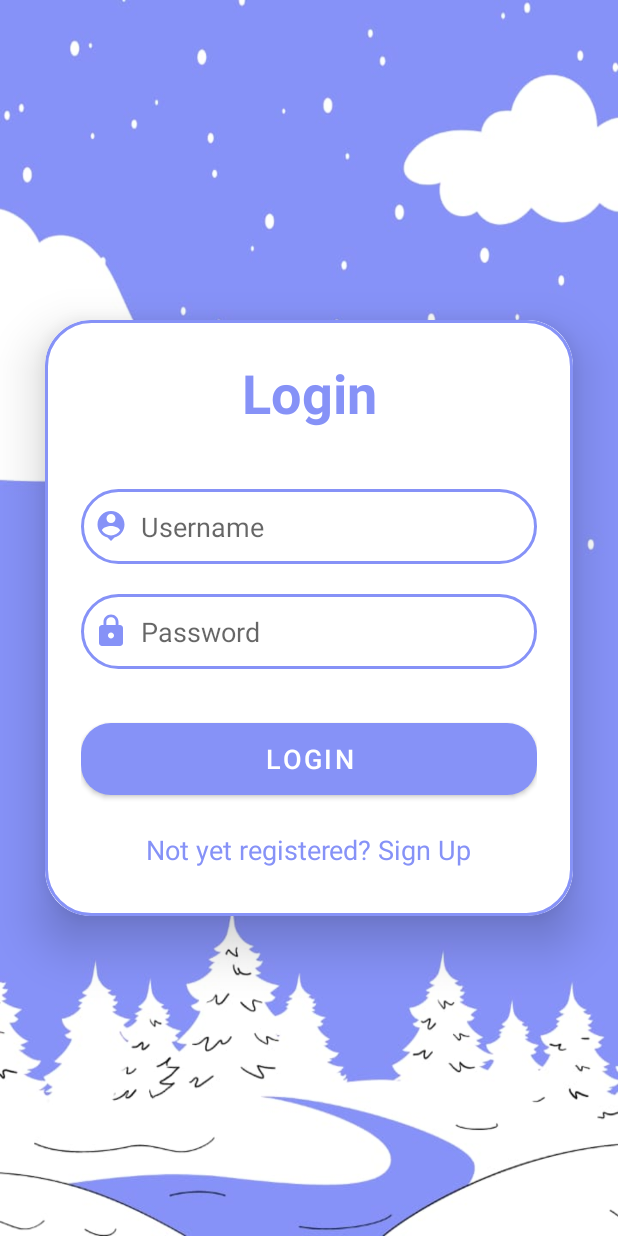
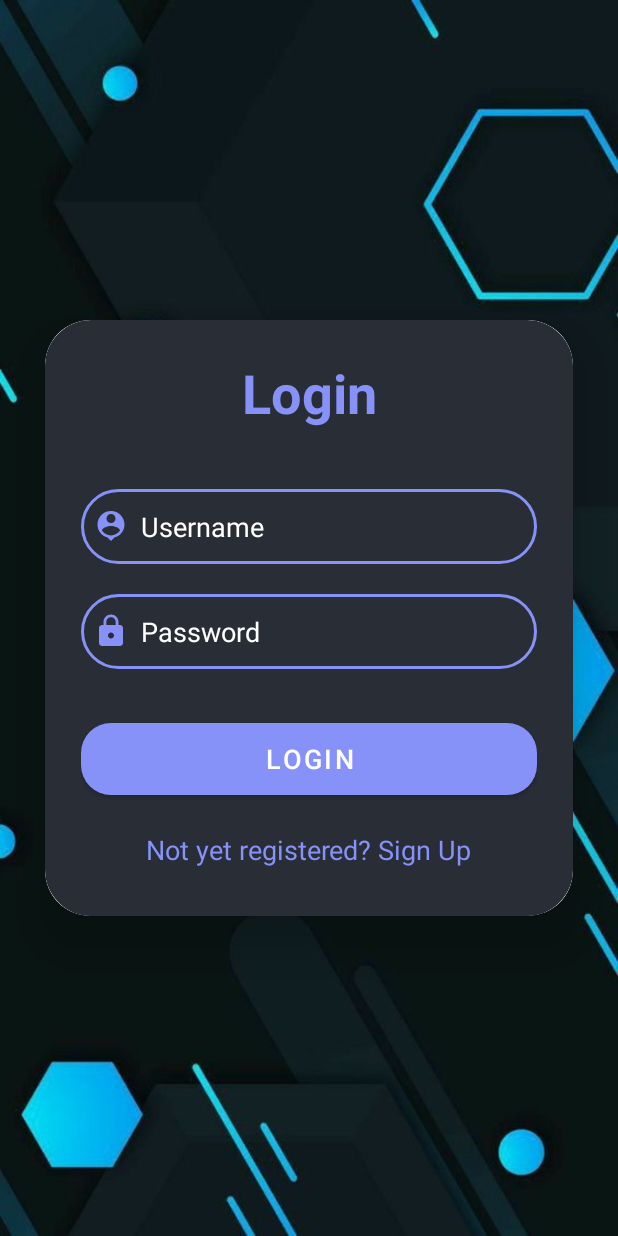
Before and after one commit to rcoel/NewsApp, an Android app: the layout activity_login.xml on its own in the app's theme, with its tools: preview values and no code run, on a phone screen of 412 x 824 dp. Run offline under Robolectric (Android 15) with nearby library versions, the phone set to English and light mode, and no system bars.

```diff
--- a/app/build.gradle
+++ b/app/build.gradle
@@ -38,6 +38,7 @@ dependencies {
     implementation 'com.google.android.material:material:1.8.0'
     implementation 'androidx.constraintlayout:constraintlayout:2.1.4'
     implementation 'com.google.firebase:firebase-database-ktx:20.2.2'
+    implementation 'com.google.firebase:firebase-auth:22.0.0'
     testImplementation 'junit:junit:4.13.2'
     androidTestImplementation 'androidx.test.ext:junit:1.1.5'
     androidTestImplementation 'androidx.test.espresso:espresso-core:3.5.1'
--- /dev/null
+++ b/app/src/main/res/drawable/baseline_share_24.xml
@@ -0,0 +1,5 @@
+<vector android:height="24dp" android:tint="#FFFFFF"
+    android:viewportHeight="24" android:viewportWidth="24"
+    android:width="24dp" xmlns:android="http://schemas.android.com/apk/res/android">
+    <path android:fillColor="@android:color/white" android:pathData="M18,16.08c-0.76,0 -1.44,0.3 -1.96,0.77L8.91,12.7c0.05,-0.23 0.09,-0.46 0.09,-0.7s-0.04,-0.47 -0.09,-0.7l7.05,-4.11c0.54,0.5 1.25,0.81 2.04,0.81 1.66,0 3,-1.34 3,-3s-1.34,-3 -3,-3 -3,1.34 -3,3c0,0.24 0.04,0.47 0.09,0.7L8.04,9.81C7.5,9.31 6.79,9 6,9c-1.66,0 -3,1.34 -3,3s1.34,3 3,3c0.79,0 1.5,-0.31 2.04,-0.81l7.12,4.16c-0.05,0.21 -0.08,0.43 -0.08,0.65 0,1.61 1.31,2.92 2.92,2.92 1.61,0 2.92,-1.31 2.92,-2.92s-1.31,-2.92 -2.92,-2.92z"/>
+</vector>
--- a/app/src/main/res/layout/activity_login.xml
+++ b/app/src/main/res/layout/activity_login.xml
@@ -7,7 +7,7 @@
     android:layout_height="match_parent"
     android:orientation="vertical"
     android:gravity="center"
-    android:background="@drawable/pagebg"
+    android:background="@drawable/bg3"
     tools:context=".LoginActivity">
 
 
@@ -21,61 +21,67 @@
         <LinearLayout
             android:layout_width="match_parent"
             android:layout_height="wrap_content"
+            android:background="@drawable/lavender_border"
+            android:backgroundTint="@color/black_shade"
+            android:gravity="center_horizontal"
             android:orientation="vertical"
-            android:gravity="center_horizontal"
-            android:padding="24dp"
-            android:background="@drawable/lavender_border">
+            android:padding="24dp">
 
             <TextView
                 android:layout_width="match_parent"
                 android:layout_height="wrap_content"
                 android:text="Login"
+                android:textAlignment="center"
+                android:textColor="@color/lavender"
                 android:textSize="36dp"
-                android:textAlignment="center"
-                android:textStyle="bold"
-                android:textColor="@color/lavender"/>
+                android:textStyle="bold" />
 
             <EditText
+                android:id="@+id/login_username"
                 android:layout_width="match_parent"
                 android:layout_height="50dp"
-                android:id="@+id/login_username"
+                android:layout_marginTop="40dp"
                 android:background="@drawable/lavender_border"
-                android:layout_marginTop="40dp"
-                android:padding="8dp"
-                android:hint="Username"
                 android:drawableLeft="@drawable/baseline_person_pin_24"
                 android:drawablePadding="8dp"
-                android:textColor="@color/black"/>
+                android:hint="Username"
+                android:padding="8dp"
+                android:textColor="@color/white"
+                android:textColorHint="@color/white" />
+
             <EditText
+                android:id="@+id/login_password"
                 android:layout_width="match_parent"
                 android:layout_height="50dp"
-                android:id="@+id/login_password"
+                android:layout_marginTop="20dp"
                 android:background="@drawable/lavender_border"
-                android:layout_marginTop="20dp"
-                android:padding="8dp"
+                android:drawableLeft="@drawable/baseline_lock_24"
+                android:drawablePadding="8dp"
                 android:hint="Password"
                 android:inputType="textPassword"
-                android:drawableLeft="@drawable/baseline_lock_24"
-                android:drawablePadding="8dp"
-                android:textColor="@color/black"/>
+                android:padding="8dp"
+                android:textColor="@color/white"
+                android:textColorHint="@color/white" />
+
             <Button
+                android:id="@+id/login_button"
                 android:layout_width="match_parent"
                 android:layout_height="60dp"
+                android:layout_marginTop="30dp"
                 android:text="Login"
-                android:id="@+id/login_button"
                 android:textSize="18dp"
-                android:layout_marginTop="30dp"
-                app:cornerRadius="20dp"/>
+                app:cornerRadius="20dp" />
+
             <TextView
+                android:id="@+id/signupRedirectText"
                 android:layout_width="wrap_content"
                 android:layout_height="wrap_content"
-                android:id="@+id/signupRedirectText"
+                android:layout_gravity="center"
+                android:layout_marginTop="10dp"
+                android:padding="8dp"
                 android:text="Not yet registered? Sign Up"
-                android:layout_gravity="center"
-                android:padding="8dp"
-                android:layout_marginTop="10dp"
-                android:textSize="18sp"
-                android:textColor="@color/lavender"/>
+                android:textColor="@color/lavender"
+                android:textSize="18sp" />
 
 
         </LinearLayout>
--- a/app/src/main/res/values-night/themes.xml
+++ b/app/src/main/res/values-night/themes.xml
@@ -1,6 +1,6 @@
 <resources xmlns:tools="http://schemas.android.com/tools">
     <!-- Base application theme. -->
-    <style name="Theme.NewsApp" parent="Theme.MaterialComponents.DayNight.DarkActionBar">
+    <style name="Theme.NewsApp" parent="Theme.MaterialComponents.DayNight.NoActionBar">
         <!-- Primary brand color. -->
         <item name="colorPrimary">@color/purple_200</item>
         <item name="colorPrimaryVariant">@color/purple_700</item>
--- a/app/src/main/res/values/colors.xml
+++ b/app/src/main/res/values/colors.xml
@@ -15,5 +15,6 @@
     <color name="grey">#424242</color>
     <color name="lavender">#8692f7</color>
     <color name="yellow">#FFFF00</color>
+    <color name="blueshade">#00004d</color>
 
 </resources>
```
Also changed, not shown: app/src/main/AndroidManifest.xml (+6 -4 lines), app/src/main/java/com/example/newsapp/LoginActivity.java (+1 -9 lines), app/src/main/java/com/example/newsapp/MainActivity.java (+16 -0 lines), app/src/main/java/com/example/newsapp/NewsDetailActivity.java (+17 -1 lines), app/src/main/java/com/example/newsapp/ProfileActivity.java (+41 -15 lines), app/src/main/res/layout/activity_edit_profile.xml (+10 -5 lines), app/src/main/res/layout/activity_main.xml (+22 -10 lines), app/src/main/res/layout/activity_news_detail.xml (+47 -26 lines), app/src/main/res/layout/activity_signup.xml (+31 -22 lines), app/src/main/res/drawable/bg1.jpg (added), app/src/main/res/drawable/bg2.jpg (added), app/src/main/res/drawable/bg3.jpg (added), app/src/main/res/drawable/bg4.jpg (added), app/src/main/res/drawable/bg5.jpg (added).
